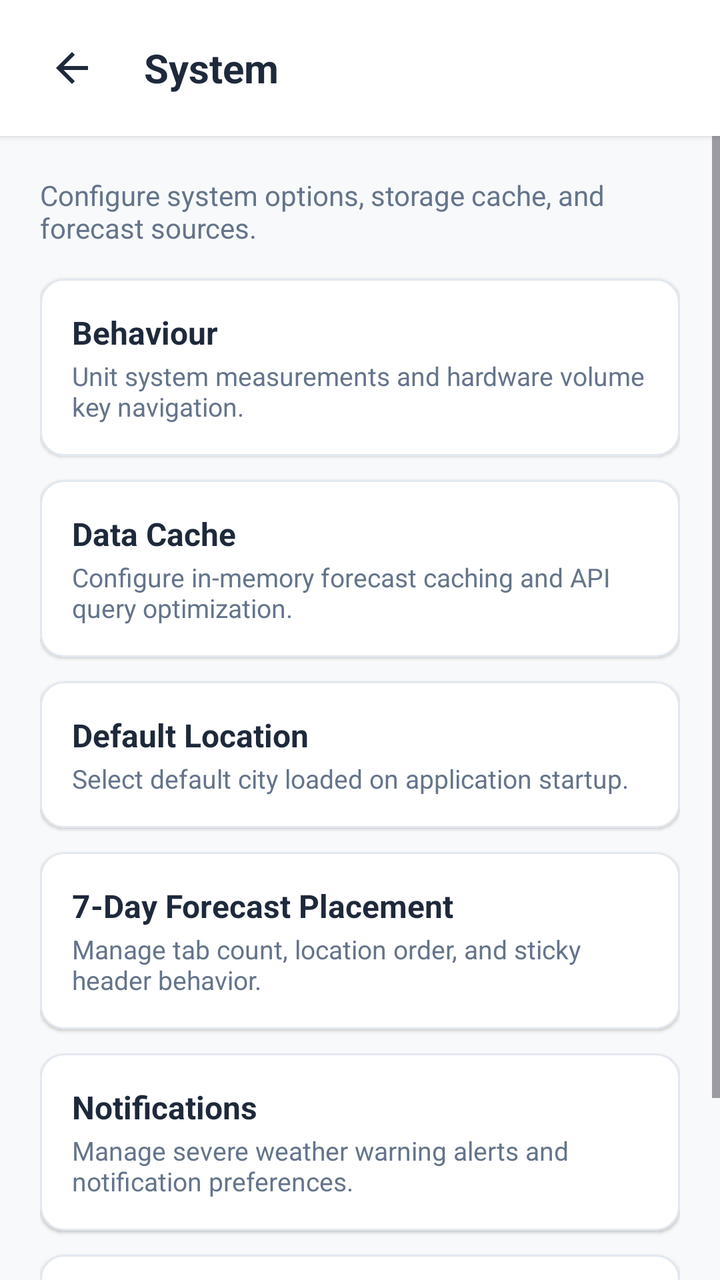
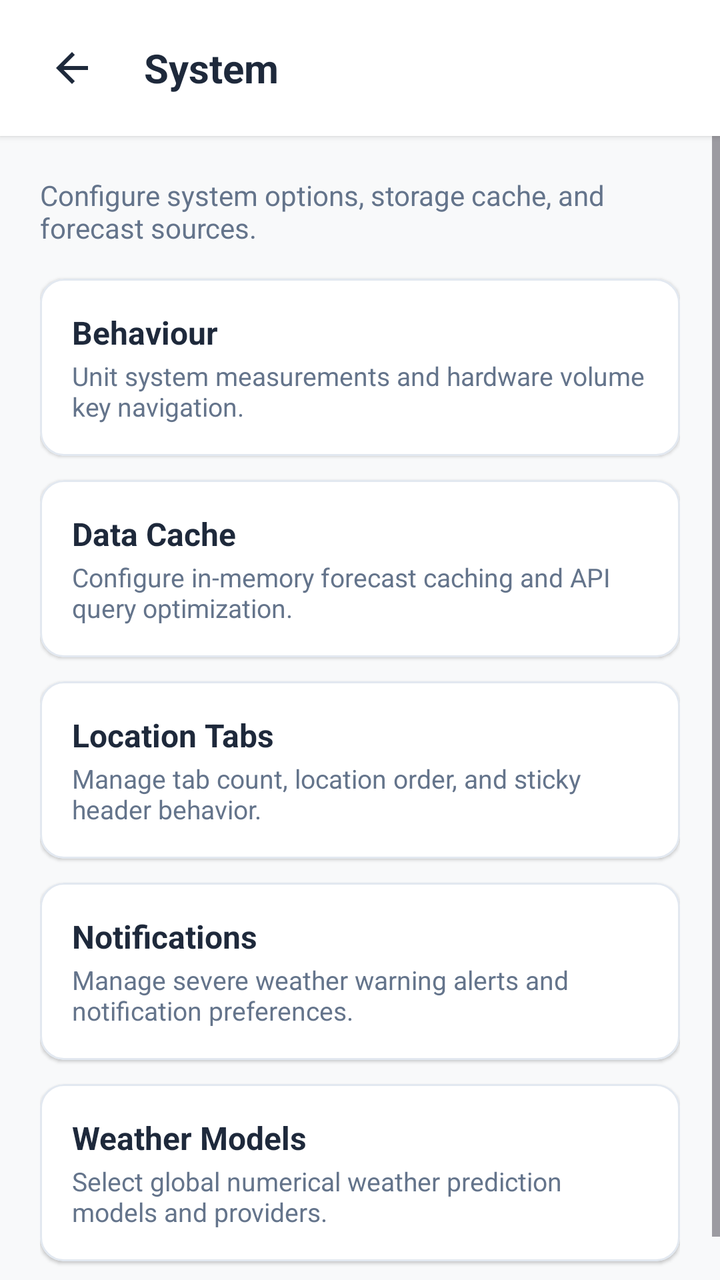

An Android layout rendered at two revisions. The XML below is the earlier revision; the diff shows what the commit changed to produce the second picture.
<!-- AndroidManifest.xml: application theme Theme.WeatherAPP -->
<!-- res/layout/dialog_system_screen.xml -->
<?xml version="1.0" encoding="utf-8"?>
<LinearLayout xmlns:android="http://schemas.android.com/apk/res/android"
    xmlns:app="http://schemas.android.com/apk/res-auto"
    xmlns:tools="http://schemas.android.com/tools"
    android:id="@+id/layoutSystemScreenRoot"
    android:layout_width="match_parent"
    android:layout_height="match_parent"
    android:background="@color/background_light"
    android:orientation="vertical">

    
    <com.google.android.material.card.MaterialCardView
        android:id="@+id/cardHeader"
        android:layout_width="match_parent"
        android:layout_height="wrap_content"
        app:cardBackgroundColor="@color/surface_card"
        app:cardCornerRadius="0dp"
        app:cardElevation="2dp"
        app:strokeWidth="0dp">

        <LinearLayout
            android:layout_width="match_parent"
            android:layout_height="wrap_content"
            android:gravity="center_vertical"
            android:orientation="horizontal"
            android:paddingHorizontal="16dp"
            android:paddingVertical="14dp">

            <ImageButton
                android:id="@+id/btnBack"
                android:layout_width="40dp"
                android:layout_height="40dp"
                android:background="?attr/selectableItemBackgroundBorderless"
                android:contentDescription="@string/cd_back"
                android:padding="8dp"
                android:scaleType="fitCenter"
                android:src="@drawable/ic_back"
                app:tint="@color/text_primary" />

            <TextView
                android:id="@+id/tvHeaderTitle"
                android:layout_width="wrap_content"
                android:layout_height="wrap_content"
                android:layout_marginStart="16dp"
                android:text="@string/title_system"
                android:textColor="@color/text_primary"
                android:textSize="20sp"
                android:textStyle="bold" />

        </LinearLayout>

    </com.google.android.material.card.MaterialCardView>

    <ScrollView
        android:layout_width="match_parent"
        android:layout_height="match_parent"
        android:fillViewport="true">

        <LinearLayout
            android:layout_width="match_parent"
            android:layout_height="wrap_content"
            android:orientation="vertical"
            android:padding="20dp">

            <TextView
                android:id="@+id/tvHeaderDesc"
                android:layout_width="wrap_content"
                android:layout_height="wrap_content"
                android:layout_marginBottom="16dp"
                android:text="@string/desc_system_screen"
                android:textColor="@color/text_secondary"
                android:textSize="14sp" />

            
            <com.google.android.material.card.MaterialCardView
                android:id="@+id/cardBehaviour"
                android:layout_width="match_parent"
                android:layout_height="wrap_content"
                android:layout_marginBottom="12dp"
                android:clickable="true"
                android:focusable="true"
                app:cardBackgroundColor="@color/surface_card"
                app:cardCornerRadius="12dp"
                app:cardElevation="1dp"
                app:strokeColor="@color/divider_color"
                app:strokeWidth="1dp">

                <LinearLayout
                    android:layout_width="match_parent"
                    android:layout_height="wrap_content"
                    android:gravity="center_vertical"
                    android:orientation="horizontal"
                    android:padding="16dp">

                    <LinearLayout
                        android:layout_width="match_parent"
                        android:layout_height="wrap_content"
                        android:orientation="vertical">

                        <TextView
                            android:id="@+id/tvBehaviourTitle"
                            android:layout_width="wrap_content"
                            android:layout_height="wrap_content"
                            android:text="@string/title_behaviour"
                            android:textColor="@color/text_primary"
                            android:textSize="16sp"
                            android:textStyle="bold" />

                        <TextView
                            android:id="@+id/tvBehaviourDesc"
                            android:layout_width="wrap_content"
                            android:layout_height="wrap_content"
                            android:layout_marginTop="2dp"
                            android:text="@string/desc_system_behaviour"
                            android:textColor="@color/text_secondary"
                            android:textSize="13sp" />

                    </LinearLayout>

                </LinearLayout>

            </com.google.android.material.card.MaterialCardView>

            
            <com.google.android.material.card.MaterialCardView
                android:id="@+id/cardDataCache"
                android:layout_width="match_parent"
                android:layout_height="wrap_content"
                android:layout_marginBottom="12dp"
                android:clickable="true"
                android:focusable="true"
                app:cardBackgroundColor="@color/surface_card"
                app:cardCornerRadius="12dp"
                app:cardElevation="1dp"
                app:strokeColor="@color/divider_color"
                app:strokeWidth="1dp">

                <LinearLayout
                    android:layout_width="match_parent"
                    android:layout_height="wrap_content"
                    android:gravity="center_vertical"
                    android:orientation="horizontal"
                    android:padding="16dp">

                    <LinearLayout
                        android:layout_width="match_parent"
                        android:layout_height="wrap_content"
                        android:orientation="vertical">

                        <TextView
                            android:id="@+id/tvDataCacheTitle"
                            android:layout_width="wrap_content"
                            android:layout_height="wrap_content"
                            android:text="@string/title_data_cache"
                            android:textColor="@color/text_primary"
                            android:textSize="16sp"
                            android:textStyle="bold" />

                        <TextView
                            android:id="@+id/tvDataCacheDesc"
                            android:layout_width="wrap_content"
                            android:layout_height="wrap_content"
                            android:layout_marginTop="2dp"
                            android:text="@string/desc_data_cache"
                            android:textColor="@color/text_secondary"
                            android:textSize="13sp" />

                    </LinearLayout>

                </LinearLayout>

            </com.google.android.material.card.MaterialCardView>

            
            <com.google.android.material.card.MaterialCardView
                android:id="@+id/cardDefaultLocation"
                android:layout_width="match_parent"
                android:layout_height="wrap_content"
                android:layout_marginBottom="12dp"
                android:clickable="true"
                android:focusable="true"
                app:cardBackgroundColor="@color/surface_card"
                app:cardCornerRadius="12dp"
                app:cardElevation="1dp"
                app:strokeColor="@color/divider_color"
                app:strokeWidth="1dp">

                <LinearLayout
                    android:layout_width="match_parent"
                    android:layout_height="wrap_content"
                    android:gravity="center_vertical"
                    android:orientation="horizontal"
                    android:padding="16dp">

                    <LinearLayout
                        android:layout_width="match_parent"
                        android:layout_height="wrap_content"
                        android:orientation="vertical">

                        <TextView
                            android:id="@+id/tvDefaultLocationTitle"
                            android:layout_width="wrap_content"
                            android:layout_height="wrap_content"
                            android:text="@string/title_default_location"
                            android:textColor="@color/text_primary"
                            android:textSize="16sp"
                            android:textStyle="bold" />

                        <TextView
                            android:id="@+id/tvDefaultLocationDesc"
                            android:layout_width="wrap_content"
                            android:layout_height="wrap_content"
                            android:layout_marginTop="2dp"
                            android:text="@string/desc_default_location"
                            android:textColor="@color/text_secondary"
                            android:textSize="13sp" />

                    </LinearLayout>

                </LinearLayout>

            </com.google.android.material.card.MaterialCardView>

            
            <com.google.android.material.card.MaterialCardView
                android:id="@+id/cardLocationTabs"
                android:layout_width="match_parent"
                android:layout_height="wrap_content"
                android:layout_marginBottom="12dp"
                android:clickable="true"
                android:focusable="true"
                app:cardBackgroundColor="@color/surface_card"
                app:cardCornerRadius="12dp"
                app:cardElevation="1dp"
                app:strokeColor="@color/divider_color"
                app:strokeWidth="1dp">

                <LinearLayout
                    android:layout_width="match_parent"
                    android:layout_height="wrap_content"
                    android:gravity="center_vertical"
                    android:orientation="horizontal"
                    android:padding="16dp">

                    <LinearLayout
                        android:layout_width="match_parent"
                        android:layout_height="wrap_content"
                        android:orientation="vertical">

                        <TextView
                            android:id="@+id/tvLocationTabsTitle"
                            android:layout_width="wrap_content"
                            android:layout_height="wrap_content"
                            android:text="@string/title_seven_day_placement"
                            android:textColor="@color/text_primary"
                            android:textSize="16sp"
                            android:textStyle="bold" />

                        <TextView
                            android:id="@+id/tvLocationTabsDesc"
                            android:layout_width="wrap_content"
                            android:layout_height="wrap_content"
                            android:layout_marginTop="2dp"
                            android:text="@string/desc_location_tabs"
                            android:textColor="@color/text_secondary"
                            android:textSize="13sp" />

                    </LinearLayout>

                </LinearLayout>

            </com.google.android.material.card.MaterialCardView>

            
            <com.google.android.material.card.MaterialCardView
                android:id="@+id/cardNotifications"
                android:layout_width="match_parent"
                android:layout_height="wrap_content"
                android:layout_marginBottom="12dp"
                android:clickable="true"
                android:focusable="true"
                app:cardBackgroundColor="@color/surface_card"
                app:cardCornerRadius="12dp"
                app:cardElevation="1dp"
                app:strokeColor="@color/divider_color"
                app:strokeWidth="1dp">

                <LinearLayout
                    android:layout_width="match_parent"
                    android:layout_height="wrap_content"
                    android:gravity="center_vertical"
                    android:orientation="horizontal"
                    android:padding="16dp">

                    <LinearLayout
                        android:layout_width="match_parent"
                        android:layout_height="wrap_content"
                        android:orientation="vertical">

                        <TextView
                            android:id="@+id/tvNotificationsTitle"
                            android:layout_width="wrap_content"
                            android:layout_height="wrap_content"
                            android:text="@string/title_notifications"
                            android:textColor="@color/text_primary"
                            android:textSize="16sp"
                            android:textStyle="bold" />

                        <TextView
                            android:id="@+id/tvNotificationsDesc"
                            android:layout_width="wrap_content"
                            android:layout_height="wrap_content"
                            android:layout_marginTop="2dp"
                            android:text="@string/desc_notifications_card"
                            android:textColor="@color/text_secondary"
                            android:textSize="13sp" />

                    </LinearLayout>

                </LinearLayout>

            </com.google.android.material.card.MaterialCardView>

            
            <com.google.android.material.card.MaterialCardView
                android:id="@+id/cardWeatherModels"
                android:layout_width="match_parent"
                android:layout_height="wrap_content"
                android:layout_marginBottom="12dp"
                android:clickable="true"
                android:focusable="true"
                app:cardBackgroundColor="@color/surface_card"
                app:cardCornerRadius="12dp"
                app:cardElevation="1dp"
                app:strokeColor="@color/divider_color"
                app:strokeWidth="1dp">

                <LinearLayout
                    android:layout_width="match_parent"
                    android:layout_height="wrap_content"
                    android:gravity="center_vertical"
                    android:orientation="horizontal"
                    android:padding="16dp">

                    <LinearLayout
                        android:layout_width="match_parent"
                        android:layout_height="wrap_content"
                        android:orientation="vertical">

                        <TextView
                            android:id="@+id/tvWeatherModelsTitle"
                            android:layout_width="wrap_content"
                            android:layout_height="wrap_content"
                            android:text="@string/title_weather_models"
                            android:textColor="@color/text_primary"
                            android:textSize="16sp"
                            android:textStyle="bold" />

                        <TextView
                            android:id="@+id/tvWeatherModelsDesc"
                            android:layout_width="wrap_content"
                            android:layout_height="wrap_content"
                            android:layout_marginTop="2dp"
                            android:text="@string/desc_models_card"
                            android:textColor="@color/text_secondary"
                            android:textSize="13sp" />

                    </LinearLayout>

                </LinearLayout>

            </com.google.android.material.card.MaterialCardView>

        </LinearLayout>

    </ScrollView>

</LinearLayout>
<!-- resources referenced by this layout -->
<resources>
  <color name="background_light">#F8F9FA</color>
  <color name="divider_color">#E2E8F0</color>
  <color name="surface_card">#FFFFFF</color>
  <color name="text_primary">#1E293B</color>
  <color name="text_secondary">#64748B</color>
  <!-- drawable ic_back (drawable) -->
  <vector xmlns:android="http://schemas.android.com/apk/res/android"
      android:width="24dp"
      android:height="24dp"
      android:viewportWidth="24"
      android:viewportHeight="24">
    <path
        android:fillColor="@color/text_primary"
        android:pathData="M20,11H7.83l5.59,-5.59L12,4l-8,8 8,8 1.41,-1.41L7.83,13H20v-2z"/>
  </vector>
  <string name="cd_back">Back</string>
  <string name="desc_data_cache">Configure in-memory forecast caching and API query optimization.</string>
  <string name="desc_default_location">Select default city loaded on application startup.</string>
  <string name="desc_location_tabs">Manage tab count, location order, and sticky header behavior.</string>
  <string name="desc_models_card">Select global numerical weather prediction models and providers.</string>
  <string name="desc_notifications_card">Manage severe weather warning alerts and notification preferences.</string>
  <string name="desc_system_behaviour">Unit system measurements and hardware volume key navigation.</string>
  <string name="desc_system_screen">Configure system options, storage cache, and forecast sources.</string>
  <string name="title_behaviour">Behaviour</string>
  <string name="title_data_cache">Data Cache</string>
  <string name="title_default_location">Default Location</string>
  <string name="title_notifications">Notifications</string>
  <string name="title_seven_day_placement">7-Day Forecast Placement</string>
  <string name="title_system">System</string>
  <string name="title_weather_models">Weather Models</string>
  <style name="Theme.WeatherAPP" parent="Base.Theme.WeatherAPP" />
  <style name="Base.Theme.WeatherAPP" parent="Theme.Material3.DayNight.NoActionBar">
          <item name="android:statusBarColor">@color/surface_card</item>
          <item name="android:windowLightStatusBar">true</item>
      </style>
</resources>

<!-- the commit's change to res/layout/dialog_system_screen.xml (unified diff, before → after) -->
@@ -173,56 +173,6 @@
 
             
             <com.google.android.material.card.MaterialCardView
-                android:id="@+id/cardDefaultLocation"
-                android:layout_width="match_parent"
-                android:layout_height="wrap_content"
-                android:layout_marginBottom="12dp"
-                android:clickable="true"
-                android:focusable="true"
-                app:cardBackgroundColor="@color/surface_card"
-                app:cardCornerRadius="12dp"
-                app:cardElevation="1dp"
-                app:strokeColor="@color/divider_color"
-                app:strokeWidth="1dp">
-
-                <LinearLayout
-                    android:layout_width="match_parent"
-                    android:layout_height="wrap_content"
-                    android:gravity="center_vertical"
-                    android:orientation="horizontal"
-                    android:padding="16dp">
-
-                    <LinearLayout
-                        android:layout_width="match_parent"
-                        android:layout_height="wrap_content"
-                        android:orientation="vertical">
-
-                        <TextView
-                            android:id="@+id/tvDefaultLocationTitle"
-                            android:layout_width="wrap_content"
-                            android:layout_height="wrap_content"
-                            android:text="@string/title_default_location"
-                            android:textColor="@color/text_primary"
-                            android:textSize="16sp"
-                            android:textStyle="bold" />
-
-                        <TextView
-                            android:id="@+id/tvDefaultLocationDesc"
-                            android:layout_width="wrap_content"
-                            android:layout_height="wrap_content"
-                            android:layout_marginTop="2dp"
-                            android:text="@string/desc_default_location"
-                            android:textColor="@color/text_secondary"
-                            android:textSize="13sp" />
-
-                    </LinearLayout>
-
-                </LinearLayout>
-
-            </com.google.android.material.card.MaterialCardView>
-
-            
-            <com.google.android.material.card.MaterialCardView
                 android:id="@+id/cardLocationTabs"
                 android:layout_width="match_parent"
                 android:layout_height="wrap_content"
@@ -251,7 +201,7 @@
                             android:id="@+id/tvLocationTabsTitle"
                             android:layout_width="wrap_content"
                             android:layout_height="wrap_content"
-                            android:text="@string/title_seven_day_placement"
+                            android:text="@string/title_location_tabs"
                             android:textColor="@color/text_primary"
                             android:textSize="16sp"
                             android:textStyle="bold" />
<!-- resource entries referenced after the edit -->
@@ -17,7 +17,6 @@
   </vector>
   <string name="cd_back">Back</string>
   <string name="desc_data_cache">Configure in-memory forecast caching and API query optimization.</string>
-  <string name="desc_default_location">Select default city loaded on application startup.</string>
   <string name="desc_location_tabs">Manage tab count, location order, and sticky header behavior.</string>
   <string name="desc_models_card">Select global numerical weather prediction models and providers.</string>
   <string name="desc_notifications_card">Manage severe weather warning alerts and notification preferences.</string>
@@ -25,9 +24,8 @@
   <string name="desc_system_screen">Configure system options, storage cache, and forecast sources.</string>
   <string name="title_behaviour">Behaviour</string>
   <string name="title_data_cache">Data Cache</string>
-  <string name="title_default_location">Default Location</string>
+  <string name="title_location_tabs">Location Tabs</string>
   <string name="title_notifications">Notifications</string>
-  <string name="title_seven_day_placement">7-Day Forecast Placement</string>
   <string name="title_system">System</string>
   <string name="title_weather_models">Weather Models</string>
   <style name="Theme.WeatherAPP" parent="Base.Theme.WeatherAPP" />
